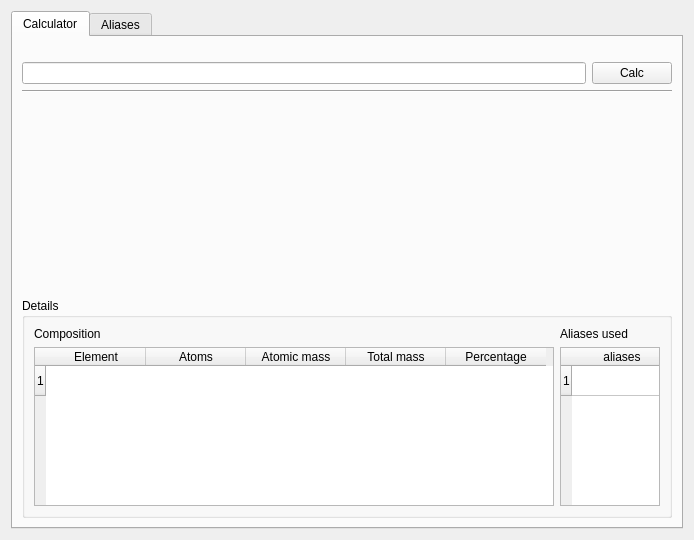
This is src/molcalcwidgetbase.ui in KDE/kalzium as Qt 5 draws it before an edit. The edited form follows.
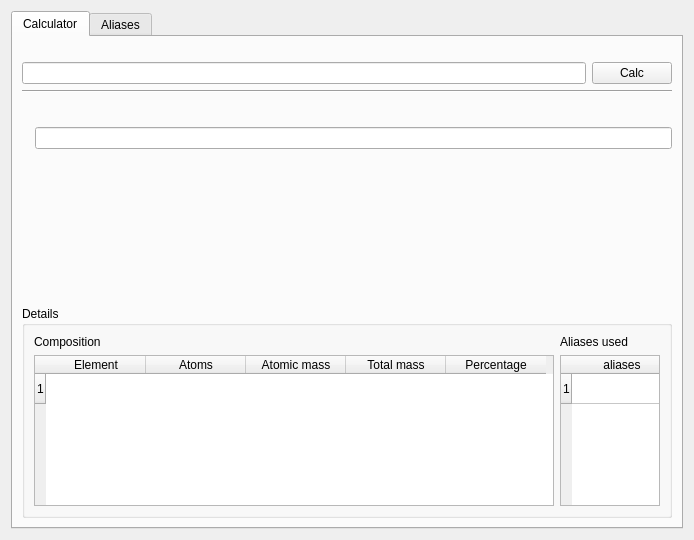
This is the edited form. Custom widgets are drawn as their Qt base class.

Commit message:
Making the result of the molecular mass copyable. Thanks for the patch, Subhashini Venugopalan.
CCMAIL:kalzium@kde.org

```diff
--- a/src/molcalcwidgetbase.ui
+++ b/src/molcalcwidgetbase.ui
@@ -112,6 +112,8 @@
         </widget>
        </item>
        <item>
+        <layout class="QHBoxLayout" name="horizontalLayout_4">
+         <item>
         <widget class="QLabel" name="resultMass">
          <property name="text">
           <string/>
@@ -120,6 +122,15 @@
           <bool>true</bool>
          </property>
         </widget>
+         </item>
+         <item>
+          <widget class="KLineEdit" name="resultValue">
+           <property name="readOnly">
+            <bool>true</bool>
+           </property>
+          </widget>
+         </item>
+        </layout>
        </item>
        <item>
         <widget class="QLabel" name="resultLabel">
```
Lines whose indentation alone changed are shown as unchanged. The commit also changes 1 other file.
